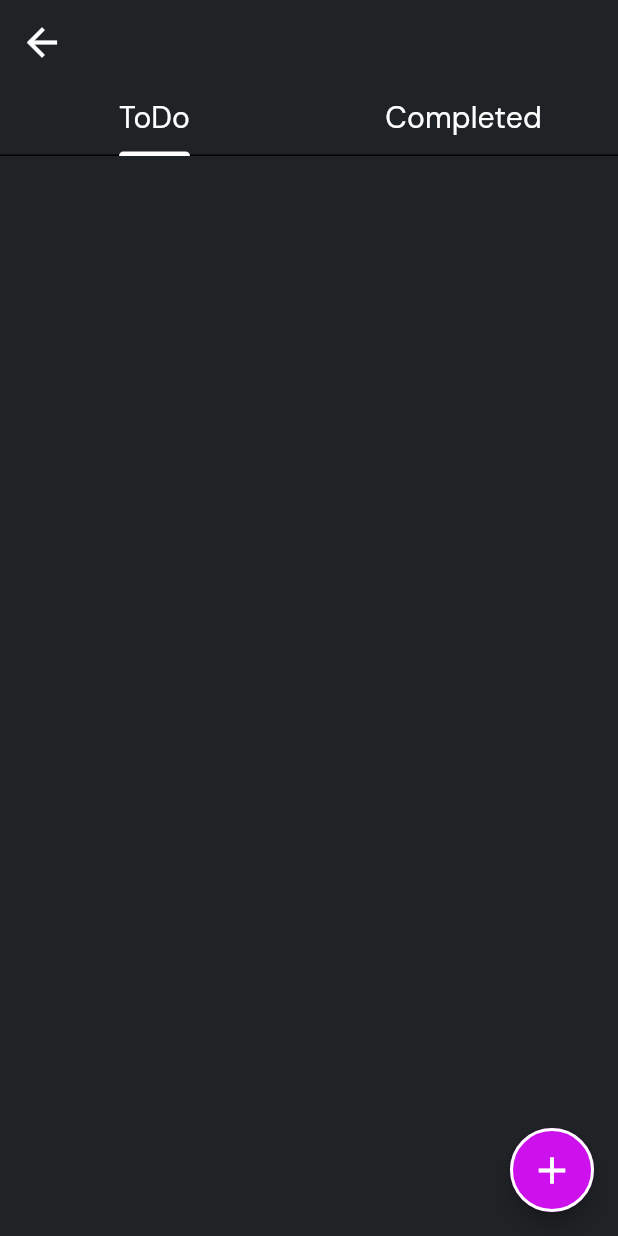
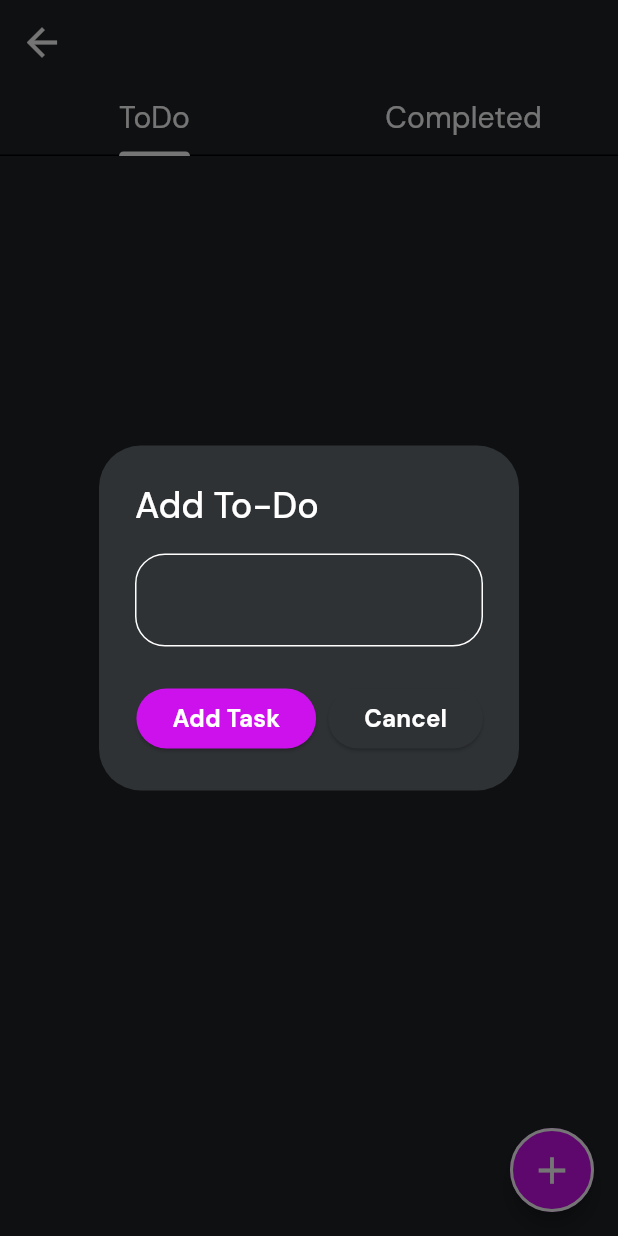
Before and after one commit to THARINDUnirmal/notes-sphere, a Flutter app: the ToDoScreen screen opened by its route, after a tap on the "add" icon, on a phone screen of 412 x 824 dp. Run offline on Flutter 3.47's test engine with Material 3 defaults, Android fonts, the phone set to English and light mode, and no system bars; our stand-ins replace go_router, google_fonts, hive, hive_flutter; accounts and stored records are empty.

Commit message:
new todo add feature implement

```diff
--- a/lib/screens/to_do_screen/to_do_screen.dart
+++ b/lib/screens/to_do_screen/to_do_screen.dart
@@ -1,4 +1,5 @@
 import 'package:flutter/material.dart';
+import 'package:notes_sphere/helpers/app_helpers.dart';
 import 'package:notes_sphere/models/todo_model.dart';
 import 'package:notes_sphere/screens/to_do_screen/completed_to_do_screen.dart';
 import 'package:notes_sphere/screens/to_do_screen/incomplete_to_do_screen.dart';
@@ -17,9 +18,10 @@ class ToDoScreen extends StatefulWidget {
 class _ToDoScreenState extends State<ToDoScreen>
     with SingleTickerProviderStateMixin {
   //all todo list
-  List<TodoModel> allTodos = [];
-  List<TodoModel> incompleteTodos = [];
-  List<TodoModel> completeTodos = [];
+  late List<TodoModel> allTodos = [];
+  late List<TodoModel> incompleteTodos = [];
+  late List<TodoModel> completeTodos = [];
+  final TextEditingController _newTodoFeild = TextEditingController();
 
   //create tab contraller
   late TabController _tabContraller;
@@ -62,6 +64,87 @@ class _ToDoScreenState extends State<ToDoScreen>
           )
           .toList();
     });
+  }
+
+  //todo save
+  void _addNewTodo() async {
+    try {
+      if (_newTodoFeild.text.isNotEmpty) {
+        final TodoModel newTodo = TodoModel(
+          title: _newTodoFeild.text,
+          date: DateTime.now(),
+          time: DateTime.now(),
+          isComplete: false,
+        );
+        await TodoService().addTodo(newTodo);
+
+        setState(() {
+          allTodos.add(newTodo);
+          incompleteTodos.add(newTodo);
+        });
+        _newTodoFeild.clear();
+
+        Navigator.of(context).pop();
+        AppHelpers.appMessenger(context, "Task added");
+      }
+    } catch (e) {
+      print(e.toString());
+      AppHelpers.appMessenger(context, "Failed to add Task");
+    }
+  }
+
+  void _showDialogBox(BuildContext context) async {
+    showDialog(
+      context: context,
+      builder: (context) {
+        return AlertDialog(
+          backgroundColor: AppColor.kCardColor,
+          title: Text(
+            "Add To-Do",
+            style: AppTextStyles.appSubTitle,
+          ),
+          content: TextField(
+            controller: _newTodoFeild,
+            style: AppTextStyles.appLaegeDescription,
+            decoration: InputDecoration(
+              border: OutlineInputBorder(
+                borderRadius: BorderRadius.circular(20),
+              ),
+            ),
+          ),
+          actions: [
+            ElevatedButton(
+              style: const ButtonStyle(
+                backgroundColor: WidgetStatePropertyAll(
+                  AppColor.kFaBuColor,
+                ),
+              ),
+              onPressed: () {
+                _addNewTodo();
+              },
+              child: Text(
+                "Add Task",
+                style: AppTextStyles.appButton,
+              ),
+            ),
+            ElevatedButton(
+              style: const ButtonStyle(
+                backgroundColor: WidgetStatePropertyAll(
+                  AppColor.kCardColor,
+                ),
+              ),
+              onPressed: () {
+                Navigator.of(context).pop();
+              },
+              child: Text(
+                "Cancel",
+                style: AppTextStyles.appButton,
+              ),
+            )
+          ],
+        );
+      },
+    );
   }
 
   @override
@@ -115,7 +198,9 @@ class _ToDoScreenState extends State<ToDoScreen>
           ),
           borderRadius: BorderRadius.circular(100),
         ),
-        onPressed: () {},
+        onPressed: () {
+          _showDialogBox(context);
+        },
         child: const Icon(
           Icons.add,
           size: 30,
```
Also changed, not shown: lib/services/todo_service.dart (+11 -1 lines).
